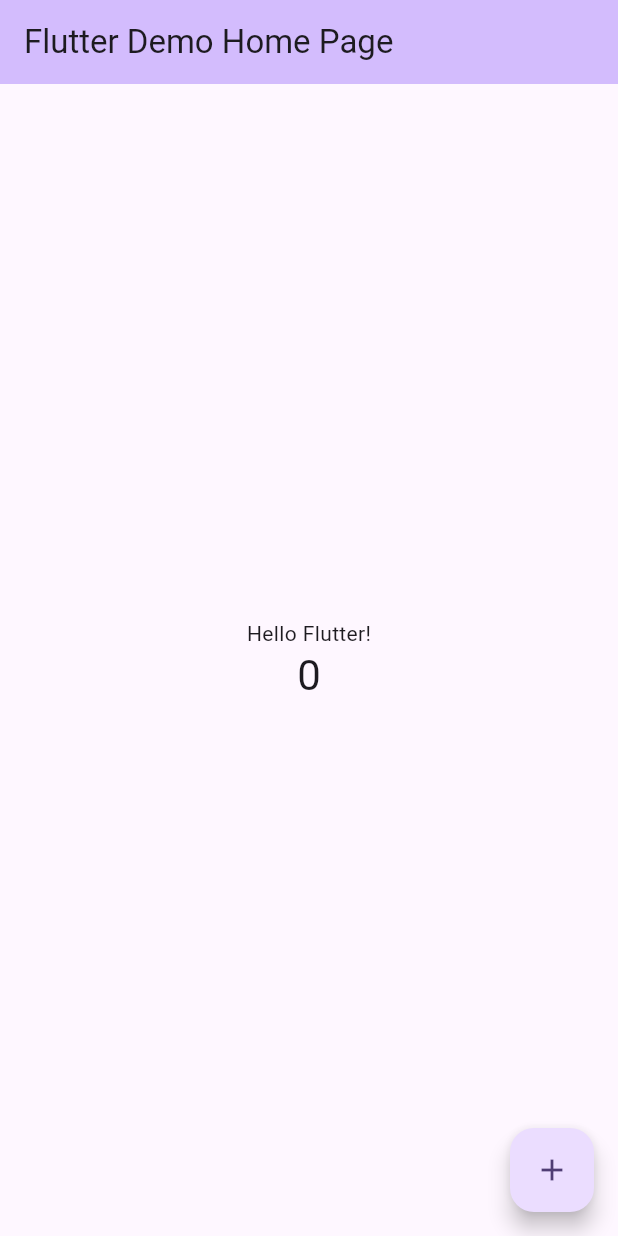
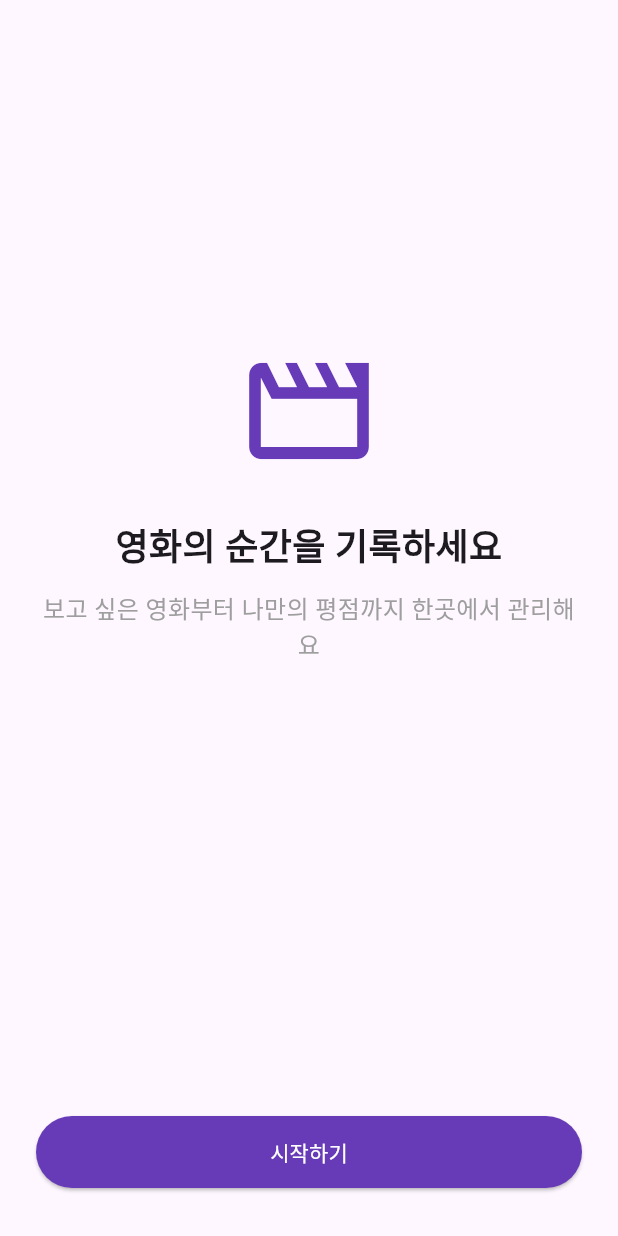
Before and after one commit to SJYUN1010/movielog, a Flutter app: the screen it shows after launch, on a phone screen of 412 x 824 dp. Run offline on Flutter 3.47's test engine with Material 3 defaults, Android fonts, the phone set to English and light mode, and no system bars.

Commit message:
feat : Movinglog 시작 화면 구현

```diff
--- a/lib/main.dart
+++ b/lib/main.dart
@@ -1,122 +1,6 @@
 import 'package:flutter/material.dart';
+import 'package:movielog/movie_log_app.dart';
 
 void main() {
-  runApp(const MyApp());
+  runApp(const MovieLogApp());
 }
-
-class MyApp extends StatelessWidget {
-  const MyApp({super.key});
-
-  // This widget is the root of your application.
-  @override
-  Widget build(BuildContext context) {
-    return MaterialApp(
-      title: 'Flutter Demo',
-      theme: ThemeData(
-        // This is the theme of your application.
-        //
-        // TRY THIS: Try running your application with "flutter run". You'll see
-        // the application has a purple toolbar. Then, without quitting the app,
-        // try changing the seedColor in the colorScheme below to Colors.green
-        // and then invoke "hot reload" (save your changes or press the "hot
-        // reload" button in a Flutter-supported IDE, or press "r" if you used
-        // the command line to start the app).
-        //
-        // Notice that the counter didn't reset back to zero; the application
-        // state is not lost during the reload. To reset the state, use hot
-        // restart instead.
-        //
-        // This works for code too, not just values: Most code changes can be
-        // tested with just a hot reload.
-        colorScheme: .fromSeed(seedColor: Colors.deepPurple),
-      ),
-      home: const MyHomePage(title: 'Flutter Demo Home Page'),
-    );
-  }
-}
-
-class MyHomePage extends StatefulWidget {
-  const MyHomePage({super.key, required this.title});
-
-  // This widget is the home page of your application. It is stateful, meaning
-  // that it has a State object (defined below) that contains fields that affect
-  // how it looks.
-
-  // This class is the configuration for the state. It holds the values (in this
-  // case the title) provided by the parent (in this case the App widget) and
-  // used by the build method of the State. Fields in a Widget subclass are
-  // always marked "final".
-
-  final String title;
-
-  @override
-  State<MyHomePage> createState() => _MyHomePageState();
-}
-
-class _MyHomePageState extends State<MyHomePage> {
-  int _counter = 0;
-
-  void _incrementCounter() {
-    setState(() {
-      // This call to setState tells the Flutter framework that something has
-      // changed in this State, which causes it to rerun the build method below
-      // so that the display can reflect the updated values. If we changed
-      // _counter without calling setState(), then the build method would not be
-      // called again, and so nothing would appear to happen.
-      _counter++;
-    });
-  }
-
-  @override
-  Widget build(BuildContext context) {
-    // This method is rerun every time setState is called, for instance as done
-    // by the _incrementCounter method above.
-    //
-    // The Flutter framework has been optimized to make rerunning build methods
-    // fast, so that you can just rebuild anything that needs updating rather
-    // than having to individually change instances of widgets.
-    return Scaffold(
-      appBar: AppBar(
-        // TRY THIS: Try changing the color here to a specific color (to
-        // Colors.amber, perhaps?) and trigger a hot reload to see the AppBar
-        // change color while the other colors stay the same.
-        backgroundColor: Theme.of(context).colorScheme.inversePrimary,
-        // Here we take the value from the MyHomePage object that was created by
-        // the App.build method, and use it to set our appbar title.
-        title: Text(widget.title),
-      ),
-      body: Center(
-        // Center is a layout widget. It takes a single child and positions it
-        // in the middle of the parent.
-        child: Column(
-          // Column is also a layout widget. It takes a list of children and
-          // arranges them vertically. By default, it sizes itself to fit its
-          // children horizontally, and tries to be as tall as its parent.
-          //
-          // Column has various properties to control how it sizes itself and
-          // how it positions its children. Here we use mainAxisAlignment to
-          // center the children vertically; the main axis here is the vertical
-          // axis because Columns are vertical (the cross axis would be
-          // horizontal).
-          //
-          // TRY THIS: Invoke "debug painting" (choose the "Toggle Debug Paint"
-          // action in the IDE, or press "p" in the console), to see the
-          // wireframe for each widget.
-          mainAxisAlignment: .center,
-          children: [
-            const Text('Hello Flutter!'),
-            Text(
-              '$_counter',
-              style: Theme.of(context).textTheme.headlineMedium,
-            ),
-          ],
-        ),
-      ),
-      floatingActionButton: FloatingActionButton(
-        onPressed: _incrementCounter,
-        tooltip: 'Increment',
-        child: const Icon(Icons.add),
-      ),
-    );
-  }
-}
--- /dev/null
+++ b/lib/movie_log_app.dart
@@ -0,0 +1,19 @@
+import 'package:flutter/material.dart';
+import 'package:movielog/start_screen.dart';
+
+class MovieLogApp extends StatelessWidget {
+  const MovieLogApp({super.key});
+
+  @override
+  Widget build(BuildContext context) {
+    return MaterialApp(
+      debugShowCheckedModeBanner: false,
+      title: 'MovieLog',
+      theme: ThemeData(
+        useMaterial3: true,
+        colorSchemeSeed: Colors.deepPurple,
+      ),
+      home: const StartScreen(),
+    );
+  }
+}
--- a/lib/practice/dart_basics.dart
+++ b/lib/practice/dart_basics.dart
@@ -1,5 +1,6 @@
 // Mission 2. Dart 연습
 // 실행: dart run lib/practice/dart_basics.dart
+// ignore_for_file: avoid_print
 
 class Movie {
   const Movie({required this.id, required this.title});
--- /dev/null
+++ b/lib/start_screen.dart
@@ -0,0 +1,59 @@
+import 'package:flutter/material.dart';
+
+class StartScreen extends StatelessWidget {
+  const StartScreen({super.key});
+
+  @override
+  Widget build(BuildContext context) {
+    return Scaffold(
+      body: SafeArea(
+        child: Padding(
+          padding: const EdgeInsets.fromLTRB(24, 24, 24, 32),
+          child: Column(
+            children: [
+              const Spacer(flex: 2),
+              const Icon(
+                Icons.movie_outlined,
+                size: 96,
+                color: Colors.deepPurple,
+              ),
+              const SizedBox(height: 24),
+              const Text(
+                '영화의 순간을 기록하세요',
+                textAlign: TextAlign.center,
+                maxLines: 1,
+                overflow: TextOverflow.ellipsis,
+                style: TextStyle(
+                  fontSize: 24,
+                  fontWeight: FontWeight.bold,
+                ),
+              ),
+              const SizedBox(height: 12),
+              const Text(
+                '보고 싶은 영화부터 나만의 평점까지 한곳에서 관리해요',
+                textAlign: TextAlign.center,
+                style: TextStyle(
+                  fontSize: 16,
+                  color: Colors.grey,
+                ),
+              ),
+              const Spacer(flex: 3),
+              ElevatedButton(
+                onPressed: () {
+                  debugPrint('시작하기 버튼을 눌렀습니다.');
+                },
+                style: ElevatedButton.styleFrom(
+                  backgroundColor: Colors.deepPurple,
+                  foregroundColor: Colors.white,
+                  minimumSize: const Size(double.infinity, 48),
+                  padding: const EdgeInsets.symmetric(horizontal: 24),
+                ),
+                child: const Text('시작하기'),
+              ),
+            ],
+          ),
+        ),
+      ),
+    );
+  }
+}
```
Also changed, not shown: 1 other file.
